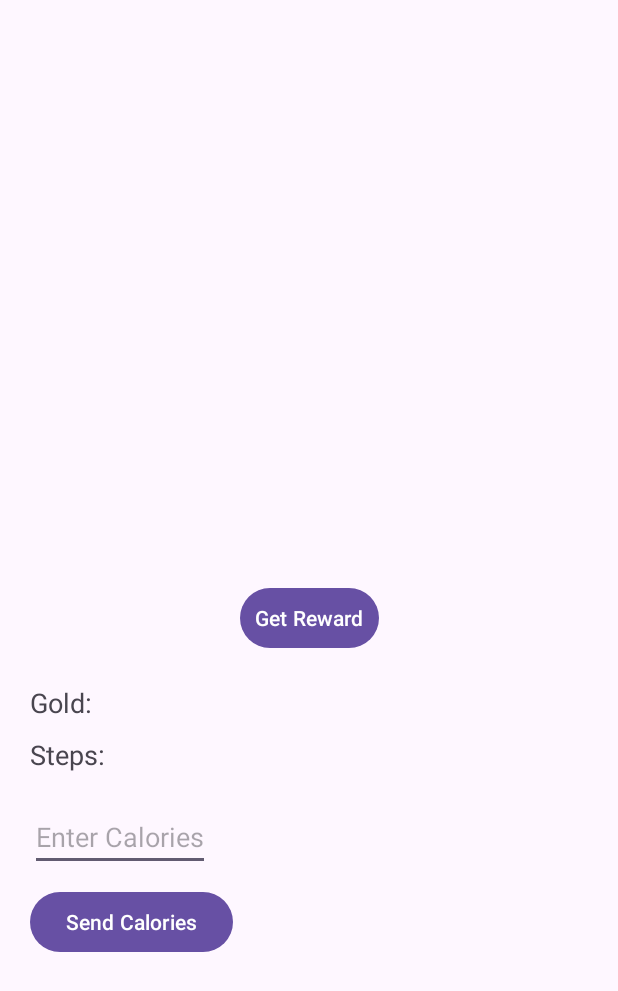
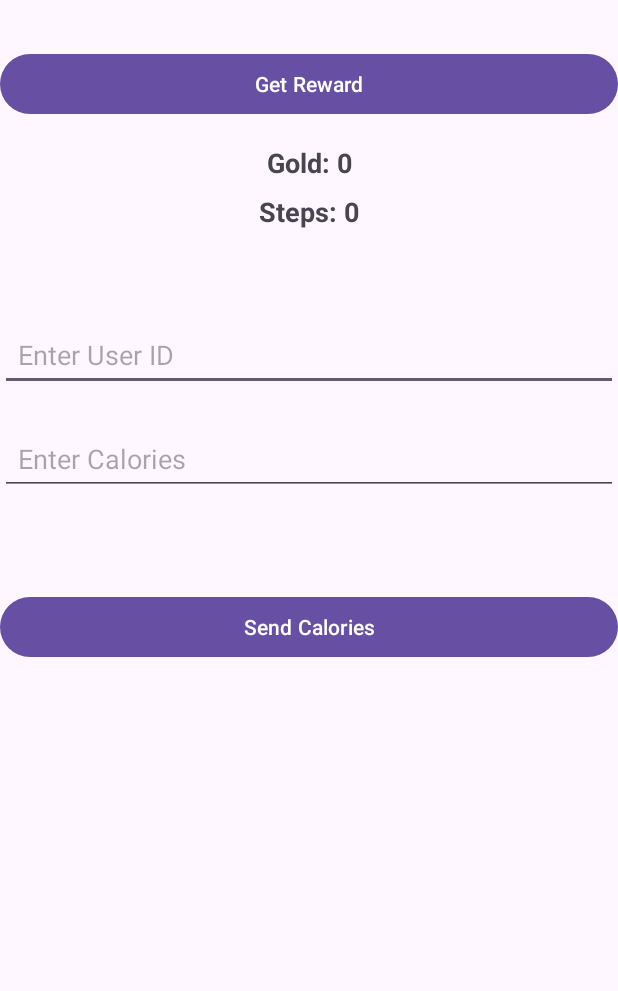
Before and after one commit to hanni316/routie, an Android app: the screen it shows after launch (MainActivity), after a tap on "Get Reward", on a phone screen of 412 x 824 dp. Shown: the top 991 px of the screen. Run offline under Robolectric (Android 15) with nearby library versions, the phone set to English and light mode, and no system bars.

Commit message:
사용자 id로 리워드 조회

```diff
--- a/routie-mobile/app/src/main/java/com/gbsb/routiemobile/MainActivity.kt
+++ b/routie-mobile/app/src/main/java/com/gbsb/routiemobile/MainActivity.kt
@@ -14,9 +14,12 @@ class MainActivity : AppCompatActivity() {
 
     private lateinit var btnFetchReward: Button
     private lateinit var btnSendCalories: Button
+    private lateinit var editTextUserId: EditText
     private lateinit var textViewGold: TextView
     private lateinit var textViewSteps: TextView
     private lateinit var editTextCalories: EditText
+    private lateinit var tvRewardData: TextView
+    private lateinit var apiService: RewardApiService
 
     override fun onCreate(savedInstanceState: Bundle?) {
         super.onCreate(savedInstanceState)
@@ -25,36 +28,45 @@ class MainActivity : AppCompatActivity() {
         // 뷰 연결
         btnFetchReward = findViewById(R.id.btnFetchReward)
         btnSendCalories = findViewById(R.id.btnSendCalories)
+        editTextUserId = findViewById(R.id.editTextUserId)
         textViewGold = findViewById(R.id.textViewGold)
         textViewSteps = findViewById(R.id.textViewSteps)
         editTextCalories = findViewById(R.id.editTextCalories)
 
         val userId = 1 // 테스트 용
 
+        // retrofit 인스턴스 생성
+        val retrofit = Retrofit.Builder()
+            .baseUrl("http://192.168.45.132:8080/") // 본인 서버 IP 확인
+            .addConverterFactory(GsonConverterFactory.create())
+            .build()
+
+        apiService = retrofit.create(RewardApiService::class.java)
+
         // 리워드 조회 버튼 클릭 시
         btnFetchReward.setOnClickListener {
-            getUserReward(userId)
+            val userId = editTextUserId.text.toString().toIntOrNull()
+            if (userId != null) {
+                getUserReward(userId)
+            } else {
+                Toast.makeText(this, "Enter a valid User ID", Toast.LENGTH_SHORT).show()
+            }
         }
+
         // 칼로리 전송 버튼 클릭 시
         btnSendCalories.setOnClickListener {
+            val userId = editTextUserId.text.toString().toIntOrNull()
             val calories = editTextCalories.text.toString().toIntOrNull()
-            if (calories != null) {
+            if (userId != null && calories != null) {
                 sendCalories(userId, calories)
             } else {
-                Toast.makeText(this, "Enter valid calorie value", Toast.LENGTH_SHORT).show()
+                Toast.makeText(this, "Enter valid inputs", Toast.LENGTH_SHORT).show()
             }
         }
     }
 
-
+    // 서버에서 리워드 조회
     private fun getUserReward(userId: Int) {
-        val retrofit = Retrofit.Builder()
-            .baseUrl("http://192.168.45.132:8080/") // 본인 서버 IP 맞는지 확인
-            .addConverterFactory(GsonConverterFactory.create())
-            .build()
-
-        val apiService = retrofit.create(RewardApiService::class.java)
-
         apiService.getUserReward(userId).enqueue(object : Callback<RewardResponse> {
             override fun onResponse(
                 call: Call<RewardResponse>,
@@ -91,14 +103,8 @@ class MainActivity : AppCompatActivity() {
         })
     }
 
+    // 서버로 칼로리 전송
     private fun sendCalories(userId: Int, calories: Int) {
-        val retrofit = Retrofit.Builder()
-            .baseUrl("http://192.168.45.132:8080/") // 서버 IP 확인
-            .addConverterFactory(GsonConverterFactory.create())
-            .build()
-
-        val apiService = retrofit.create(RewardApiService::class.java)
-
         val request = CaloriesRequest(calories)
 
         apiService.sendCalories(userId, request).enqueue(object : Callback<RewardResponse> {
@@ -138,4 +144,5 @@ class MainActivity : AppCompatActivity() {
             }
         })
     }
+
 }
--- a/routie-mobile/app/src/main/java/com/gbsb/routiemobile/api/RewardApiService.kt
+++ b/routie-mobile/app/src/main/java/com/gbsb/routiemobile/api/RewardApiService.kt
@@ -14,4 +14,7 @@ interface RewardApiService {
 
     @POST("/api/reward/{userId}/calories")
     fun sendCalories(@Path("userId") userId: Int, @Body request: CaloriesRequest): Call<RewardResponse>
+
+    @GET("/api/reward/{userId}")
+    fun getUserReward(@Path("userId") userId: Long): Call<RewardResponse>
 }
--- a/routie-mobile/app/src/main/res/layout/activity_main.xml
+++ b/routie-mobile/app/src/main/res/layout/activity_main.xml
@@ -1,67 +1,90 @@
-<?xml version="1.0" encoding="utf-8"?>
-<androidx.constraintlayout.widget.ConstraintLayout xmlns:android="http://schemas.android.com/apk/res/android"
+<androidx.constraintlayout.widget.ConstraintLayout
+    xmlns:android="http://schemas.android.com/apk/res/android"
     xmlns:app="http://schemas.android.com/apk/res-auto"
     xmlns:tools="http://schemas.android.com/tools"
     android:layout_width="match_parent"
     android:layout_height="match_parent"
     tools:context=".MainActivity">
 
+    <!-- 리워드 조회 버튼 -->
     <Button
         android:id="@+id/btnFetchReward"
-        android:layout_width="wrap_content"
+        android:layout_width="0dp"
         android:layout_height="wrap_content"
         android:text="Get Reward"
-        android:padding="10dp"
+        app:layout_constraintTop_toTopOf="parent"
         app:layout_constraintStart_toStartOf="parent"
         app:layout_constraintEnd_toEndOf="parent"
-        app:layout_constraintTop_toTopOf="parent"
-        app:layout_constraintBottom_toBottomOf="parent"/>
+        android:layout_marginTop="32dp"/>
 
-    <!-- Gold 값 표시 -->
+    <!-- 골드 정보 -->
     <TextView
         android:id="@+id/textViewGold"
         android:layout_width="wrap_content"
         android:layout_height="wrap_content"
-        android:text="Gold: "
+        android:text="Gold: 0"
         android:textSize="18sp"
+        android:textStyle="bold"
         app:layout_constraintTop_toBottomOf="@id/btnFetchReward"
         app:layout_constraintStart_toStartOf="parent"
-        android:layout_marginTop="20dp"
-        android:layout_marginStart="20dp"/>
+        app:layout_constraintEnd_toEndOf="parent"
+        android:layout_marginTop="16dp"/>
 
-    <!-- Steps 값 표시 -->
+    <!-- 스텝 정보 -->
     <TextView
         android:id="@+id/textViewSteps"
         android:layout_width="wrap_content"
         android:layout_height="wrap_content"
-        android:text="Steps: "
+        android:text="Steps: 0"
         android:textSize="18sp"
+        android:textStyle="bold"
         app:layout_constraintTop_toBottomOf="@id/textViewGold"
         app:layout_constraintStart_toStartOf="parent"
-        android:layout_marginTop="10dp"
-        android:layout_marginStart="20dp"/>
+        app:layout_constraintEnd_toEndOf="parent"
+        android:layout_marginTop="8dp"/>
 
+    <!-- 사용자 id 입력창 -->
+    <EditText
+        android:id="@+id/editTextUserId"
+        android:layout_width="0dp"
+        android:layout_height="wrap_content"
+        android:layout_marginTop="132dp"
+        android:hint="Enter User ID"
+        android:inputType="number"
+        android:minHeight="48dp"
+        android:padding="12dp"
+        app:layout_constraintEnd_toEndOf="parent"
+        app:layout_constraintHorizontal_bias="0.0"
+        app:layout_constraintStart_toStartOf="parent"
+        app:layout_constraintTop_toBottomOf="@id/btnFetchReward" />
+
+    <!-- 칼로리 입력창 -->
     <EditText
         android:id="@+id/editTextCalories"
-        android:layout_width="wrap_content"
+        android:layout_width="0dp"
         android:layout_height="wrap_content"
+        android:layout_marginTop="128dp"
         android:hint="Enter Calories"
         android:inputType="number"
-        android:textSize="18sp"
-        app:layout_constraintTop_toBottomOf="@id/textViewSteps"
+        android:minHeight="48dp"
+        android:padding="12dp"
+        app:layout_constraintEnd_toEndOf="parent"
+        app:layout_constraintHorizontal_bias="0.0"
         app:layout_constraintStart_toStartOf="parent"
-        android:layout_marginTop="20dp"
-        android:layout_marginStart="20dp"/>
+        app:layout_constraintTop_toBottomOf="@id/textViewSteps" />
 
+    <!-- 칼로리 전송 버튼 -->
     <Button
         android:id="@+id/btnSendCalories"
-        android:layout_width="wrap_content"
+        android:layout_width="0dp"
         android:layout_height="wrap_content"
+        android:layout_marginTop="64dp"
         android:text="Send Calories"
-        app:layout_constraintTop_toBottomOf="@id/editTextCalories"
+        app:layout_constraintEnd_toEndOf="parent"
+        app:layout_constraintHorizontal_bias="0.0"
         app:layout_constraintStart_toStartOf="parent"
-        android:layout_marginTop="10dp"
-        android:layout_marginStart="20dp"/>
+        app:layout_constraintTop_toBottomOf="@id/editTextCalories" />
+
 
 
 
```
